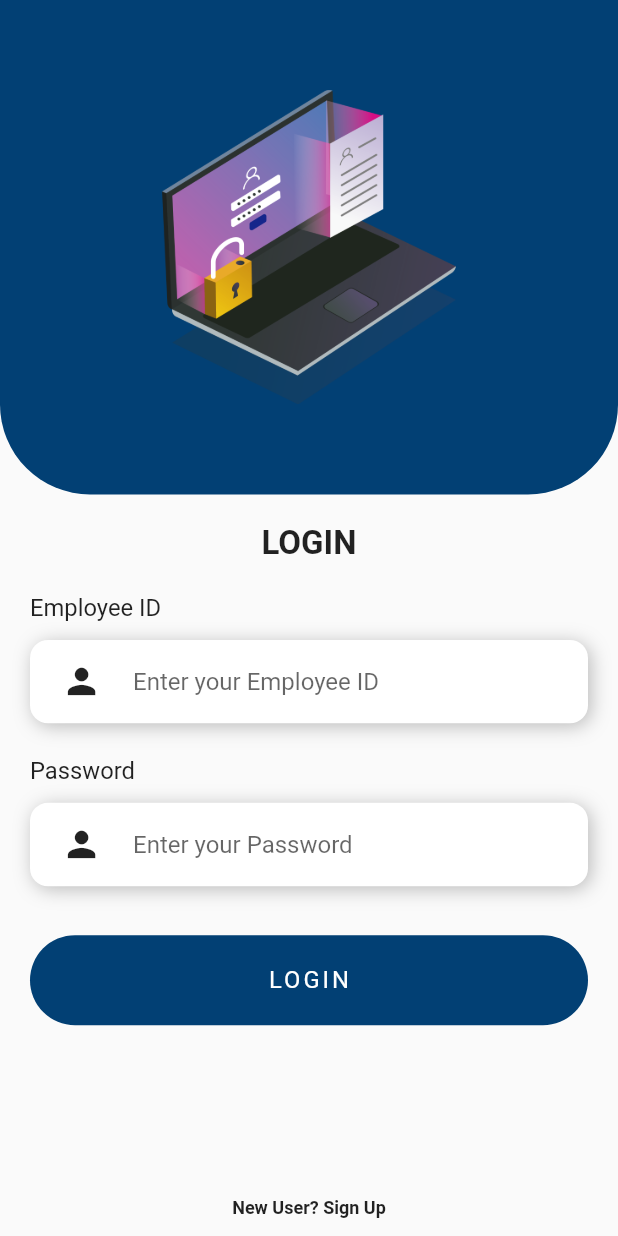
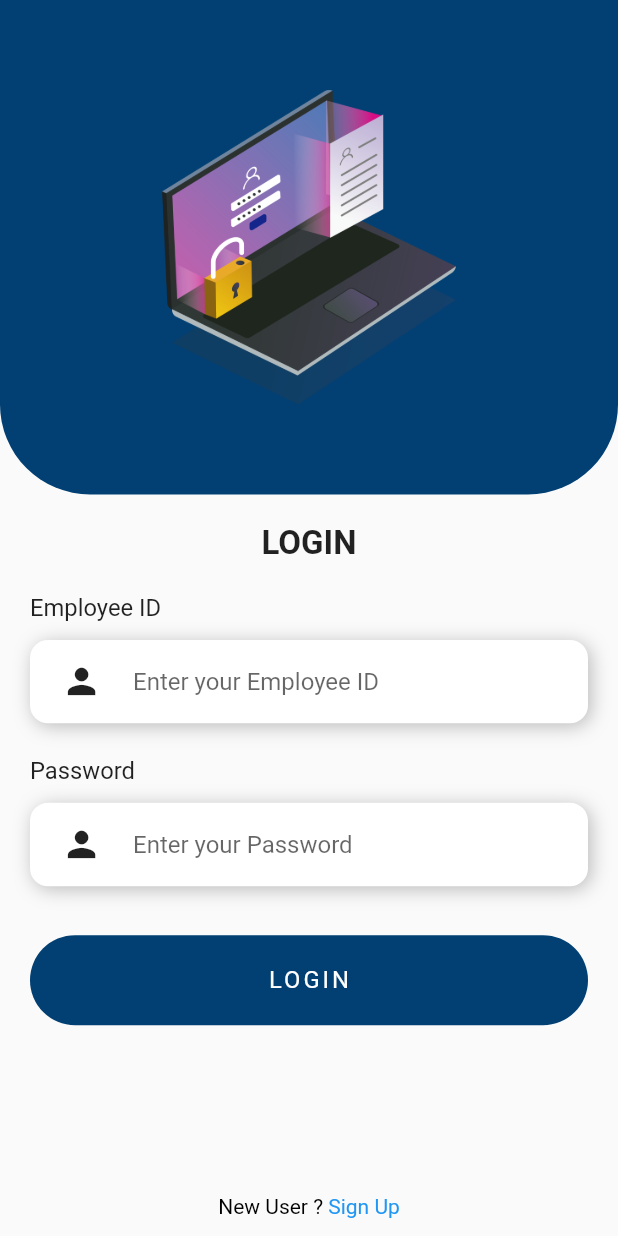
Before and after one commit to Nikhil636/Attendance-app, a Flutter app: the screen it shows after launch, on a phone screen of 412 x 824 dp. Run offline on Flutter 3.47's test engine with Material 2 defaults, Android fonts, the light colour scheme and no system bars; our stand-ins replace cloud_firestore, dartz, firebase_auth, firebase_core, firebase_storage, flutter_hooks and 8 more; missing offline and left inert: month_year_picker; accounts and stored records are empty; generated files the repository leaves out were written again; Roboto replaces fonts that are missing (KdaMThmorPro, NexaBold).

```diff
--- a/lib/src/features/authentication/data/auth_repository.dart
+++ b/lib/src/features/authentication/data/auth_repository.dart
@@ -1,3 +1,6 @@
+import 'dart:convert';
+import 'dart:developer';
+
 import 'package:dartz/dartz.dart';
 import 'package:firebase_auth/firebase_auth.dart';
 
@@ -40,8 +43,9 @@ class AuthRepository {
 
   Future<SignUpEither> signUp(String email, String password) async {
     try {
-      await _firebaseAuth.createUserWithEmailAndPassword(
+      UserCredential user = await _firebaseAuth.createUserWithEmailAndPassword(
           email: email, password: password);
+      log(jsonEncode(user.user));
       return right(unit);
     } on FirebaseAuthException catch (e) {
       if (e.code == 'weak-password') {
--- a/lib/src/features/authentication/presentation/login/Login.dart
+++ b/lib/src/features/authentication/presentation/login/Login.dart
@@ -1,6 +1,7 @@
 import 'package:attendance/Home.dart';
 import 'package:attendance/src/features/authentication/presentation/signup/signup_screen.dart';
 import 'package:cloud_firestore/cloud_firestore.dart';
+import 'package:flutter/gestures.dart';
 import 'package:flutter/material.dart';
 import 'package:flutter_keyboard_visibility/flutter_keyboard_visibility.dart';
 import 'package:shared_preferences/shared_preferences.dart';
@@ -158,28 +159,32 @@ class _LoginScreenState extends State<LoginScreen> {
             ),
           ),
           const Spacer(),
-          Row(
-            mainAxisAlignment: MainAxisAlignment.center,
+          Text.rich(
+            TextSpan(
+              text: "New User ? ",
+              style: const TextStyle(
+                fontFamily: "KdaMThmorPro",
+                color: Colors.black,
+              ),
               children: [
-              Flexible(
-                child: GestureDetector(
-                  onTap: () => Navigator.push(
+                TextSpan(
+                  text: "Sign Up",
+                  recognizer: TapGestureRecognizer()
+                    ..onTap = () => Navigator.push(
                           context,
                           MaterialPageRoute(
-                      builder: (context) => const SignUpScreen(),
+                              builder: (context) => const SignUpScreen()),
                         ),
-                  ),
-                  child: const Text(
-                    "New User? Sign Up",
-                    style: TextStyle(
-                      fontSize: 12,
-                      fontWeight: FontWeight.bold,
+                  style: const TextStyle(
                     fontFamily: "KdaMThmorPro",
-                    ),
-                  ),
+                    color: Colors.blue,
                   ),
                 ),
               ],
+            ),
+            maxLines: 1,
+            textAlign: TextAlign.center,
+            overflow: TextOverflow.ellipsis,
           ),
           SizedBox(
             height: screenh / 70,
```
Also changed, not shown: lib/src/features/authentication/presentation/signup/signup_screen.dart (+27 -2 lines). Lines whose indentation alone changed are shown as unchanged.
